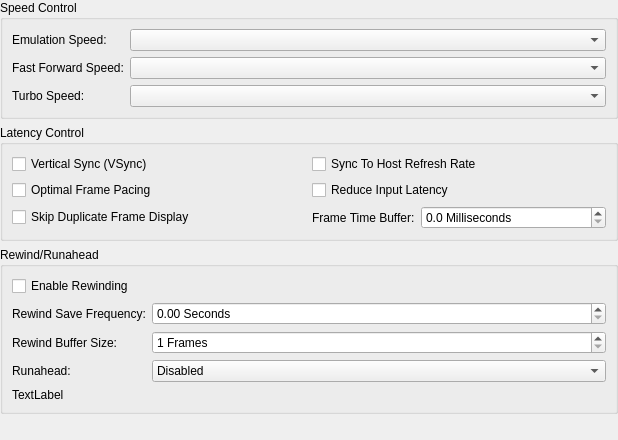
Old version of the form src/duckstation-qt/emulationsettingswidget.ui in the repository kofxi3584karlayang/duckstation.
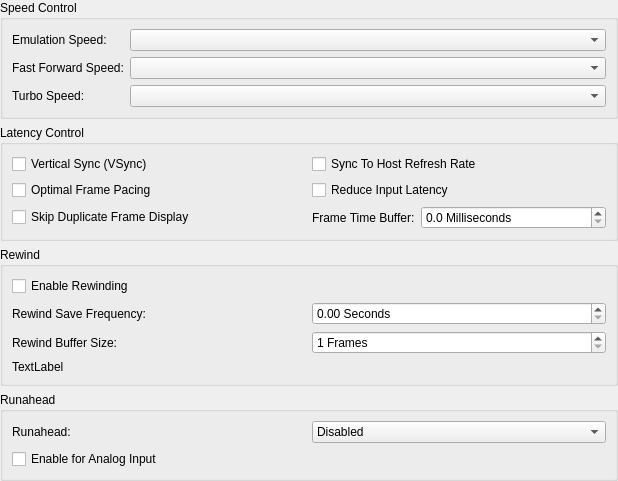
New version of the form.

Commit message:
System: Add 'Runahead for Analog Input' option
Mitigates the performance impact of serializing PGXP state.

The edit to the form file:
```diff
--- a/src/duckstation-qt/emulationsettingswidget.ui
+++ b/src/duckstation-qt/emulationsettingswidget.ui
@@ -7,7 +7,7 @@
     <x>0</x>
     <y>0</y>
     <width>618</width>
-    <height>440</height>
+    <height>481</height>
    </rect>
   </property>
   <layout class="QVBoxLayout" name="verticalLayout">
@@ -133,16 +133,9 @@
    <item>
     <widget class="QGroupBox" name="groupBox">
      <property name="title">
-      <string>Rewind/Runahead</string>
+      <string>Rewind</string>
      </property>
-     <layout class="QGridLayout" name="gridLayout_3" columnstretch="0,1">
-      <item row="0" column="0">
-       <widget class="QCheckBox" name="rewindEnable">
-        <property name="text">
-         <string>Enable Rewinding</string>
-        </property>
-       </widget>
-      </item>
+     <layout class="QGridLayout" name="gridLayout_3" columnstretch="0,0">
       <item row="1" column="0">
        <widget class="QLabel" name="label_2">
         <property name="text">
@@ -150,26 +143,6 @@
         </property>
        </widget>
       </item>
-      <item row="1" column="1">
-       <widget class="QDoubleSpinBox" name="rewindSaveFrequency">
-        <property name="suffix">
-         <string> Seconds</string>
-        </property>
-        <property name="maximum">
-         <double>3600.000000000000000</double>
-        </property>
-        <property name="singleStep">
-         <double>0.100000000000000</double>
-        </property>
-       </widget>
-      </item>
-      <item row="2" column="0">
-       <widget class="QLabel" name="label">
-        <property name="text">
-         <string>Rewind Buffer Size:</string>
-        </property>
-       </widget>
-      </item>
       <item row="2" column="1">
        <widget class="QSpinBox" name="rewindSaveSlots">
         <property name="suffix">
@@ -183,14 +156,60 @@
         </property>
        </widget>
       </item>
-      <item row="3" column="0">
+      <item row="3" column="0" colspan="2">
+       <widget class="QLabel" name="rewindSummary">
+        <property name="text">
+         <string>TextLabel</string>
+        </property>
+        <property name="wordWrap">
+         <bool>true</bool>
+        </property>
+       </widget>
+      </item>
+      <item row="2" column="0">
+       <widget class="QLabel" name="label">
+        <property name="text">
+         <string>Rewind Buffer Size:</string>
+        </property>
+       </widget>
+      </item>
+      <item row="1" column="1">
+       <widget class="QDoubleSpinBox" name="rewindSaveFrequency">
+        <property name="suffix">
+         <string> Seconds</string>
+        </property>
+        <property name="maximum">
+         <double>3600.000000000000000</double>
+        </property>
+        <property name="singleStep">
+         <double>0.100000000000000</double>
+        </property>
+       </widget>
+      </item>
+      <item row="0" column="0" colspan="2">
+       <widget class="QCheckBox" name="rewindEnable">
+        <property name="text">
+         <string>Enable Rewinding</string>
+        </property>
+       </widget>
+      </item>
+     </layout>
+    </widget>
+   </item>
+   <item>
+    <widget class="QGroupBox" name="groupBox_3">
+     <property name="title">
+      <string>Runahead</string>
+     </property>
+     <layout class="QGridLayout" name="gridLayout_4">
+      <item row="0" column="0">
        <widget class="QLabel" name="label_3">
         <property name="text">
          <string>Runahead:</string>
         </property>
        </widget>
       </item>
-      <item row="3" column="1">
+      <item row="0" column="1">
        <widget class="QComboBox" name="runaheadFrames">
         <item>
          <property name="text">
@@ -249,13 +268,10 @@
         </item>
        </widget>
       </item>
-      <item row="4" column="0" colspan="2">
-       <widget class="QLabel" name="rewindSummary">
+      <item row="1" column="0" colspan="2">
+       <widget class="QCheckBox" name="runaheadForAnalogInput">
         <property name="text">
-         <string>TextLabel</string>
-        </property>
-        <property name="wordWrap">
-         <bool>true</bool>
+         <string>Enable for Analog Input</string>
         </property>
        </widget>
       </item>
@@ -269,8 +285,8 @@
      </property>
      <property name="sizeHint" stdset="0">
       <size>
-       <width>20</width>
-       <height>40</height>
+       <width>0</width>
+       <height>0</height>
       </size>
      </property>
     </spacer>
```
The commit also changes 14 other files.
